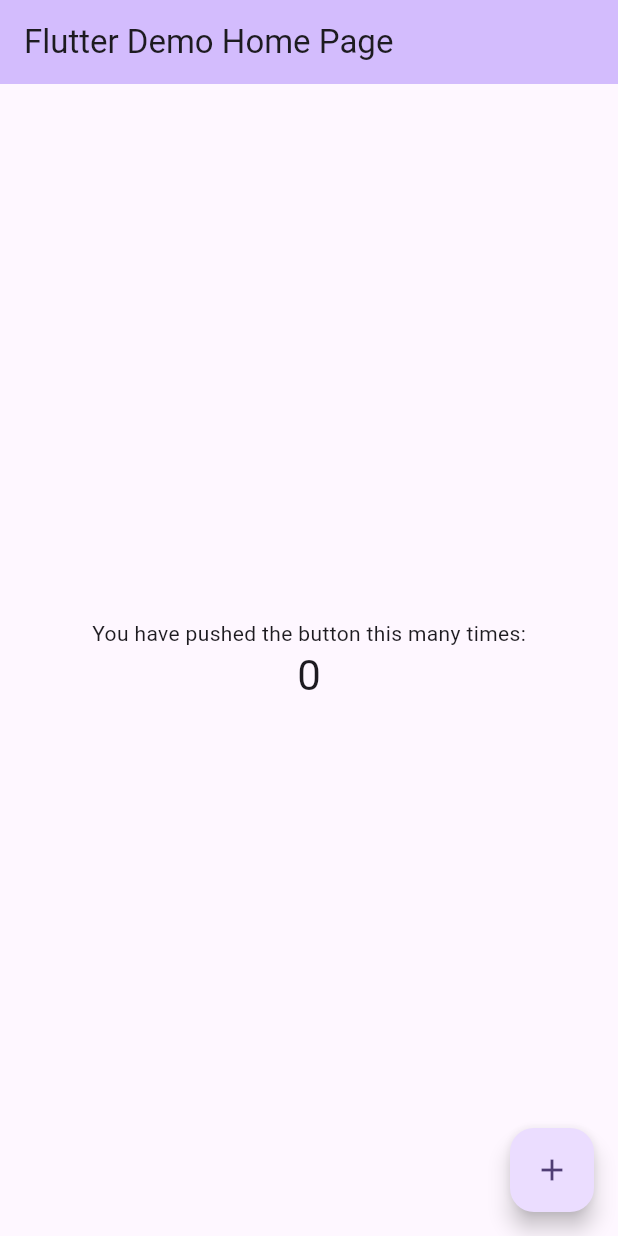
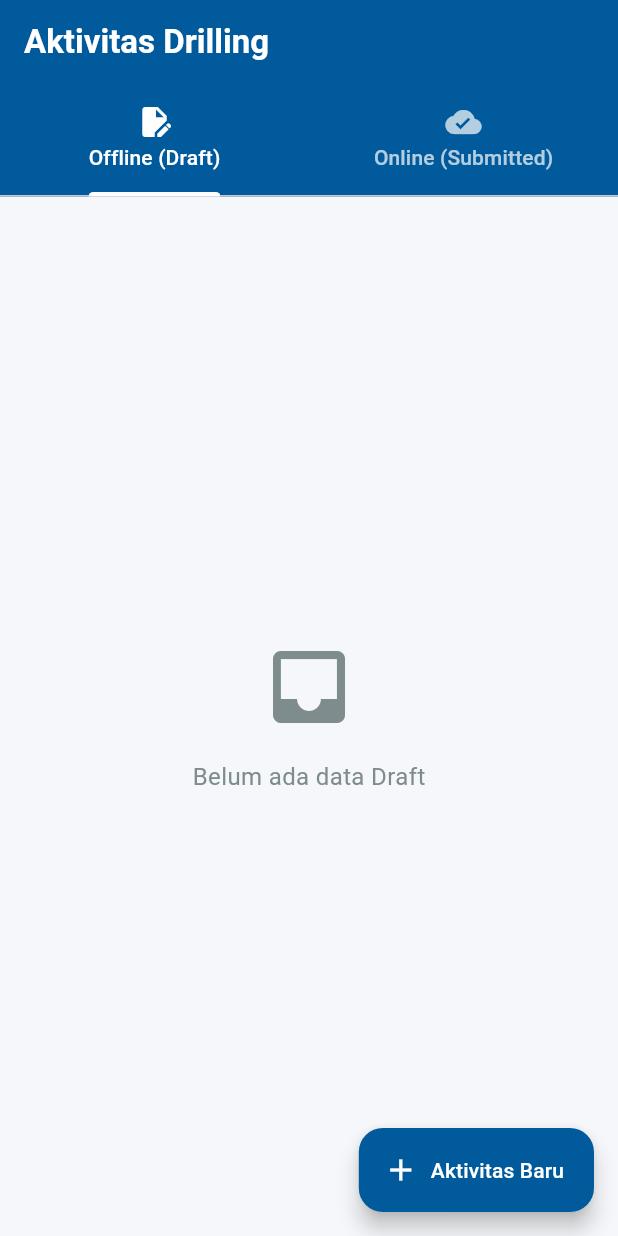
Before and after one commit to ersandi15/Safepedia-Drilling-App, a Flutter app: the screen it shows after launch, on a phone screen of 412 x 824 dp. Run offline on Flutter 3.47's test engine with Material 3 defaults, Android fonts, the phone set to English and light mode, and no system bars; our stand-ins replace get, sqflite; accounts and stored records are empty.

Commit message:
feat: initialize core architecture, sqflite database, and essential dependencies for drilling data management

```diff
--- a/lib/config/app_colors.dart
+++ b/lib/config/app_colors.dart
@@ -0,0 +1,23 @@
+import 'package:flutter/material.dart';
+
+class AppColors {
+  AppColors._();
+
+  // Warna Utama (Brand Safepedia)
+  static const Color primary = Color(0xFF005A9C); // Biru laut dalam
+  static const Color primaryLight = Color(0xFF4FA4FF);
+
+  // Warna Latar & Teks
+  static const Color background = Color(
+    0xFFF5F7FA,
+  ); // Abu-abu terang untuk background
+  static const Color white = Colors.white;
+  static const Color textPrimary = Color(0xFF2C3E50); // Navy gelap untuk judul
+  static const Color textSecondary = Color(
+    0xFF7F8C8D,
+  ); // Abu-abu untuk teks detail
+
+  // Warna Status (Sangat penting untuk membedakan Draft & Submitted)
+  static const Color statusDraft = Color(0xFFF39C12); // Oranye
+  static const Color statusSubmitted = Color(0xFF27AE60); // Hijau
+}
--- a/lib/config/app_pages.dart
+++ b/lib/config/app_pages.dart
@@ -0,0 +1,43 @@
+import 'package:get/get.dart';
+import 'package:safepedia_drilling_app/config/app_routes.dart';
+import 'package:safepedia_drilling_app/features/drilling_form/controller/drilling_form_controller.dart';
+import 'package:safepedia_drilling_app/features/drilling_form/view/ui/drilling_form_view.dart';
+import 'package:safepedia_drilling_app/features/home/controller/home_controller.dart';
+import 'package:safepedia_drilling_app/features/home/view/ui/home_view.dart';
+import 'package:safepedia_drilling_app/features/splash/controller/splash_controller.dart';
+import 'package:safepedia_drilling_app/features/splash/view/ui/splash_view.dart';
+
+class AppPages {
+  AppPages._();
+
+  static List<GetPage> getPages() {
+    return [
+      // Rute Splash Screen
+      GetPage(
+        name: AppRoutes.splash,
+        page: () => const SplashView(),
+        binding: BindingsBuilder(() {
+          Get.put(SplashController());
+        }),
+      ),
+
+      // Rute Home (Beranda dengan Tab Offline & Online)
+      GetPage(
+        name: AppRoutes.home,
+        page: () => const HomeView(),
+        binding: BindingsBuilder(() {
+          Get.lazyPut(() => HomeController());
+        }),
+      ),
+
+      // Rute Form Drilling
+      GetPage(
+        name: AppRoutes.drillingForm,
+        page: () => const DrillingFormView(),
+        binding: BindingsBuilder(() {
+          Get.lazyPut(() => DrillingFormController());
+        }),
+      ),
+    ];
+  }
+}
--- a/lib/config/app_routes.dart
+++ b/lib/config/app_routes.dart
@@ -0,0 +1,7 @@
+class AppRoutes {
+  AppRoutes._();
+
+  static const splash = '/splash';
+  static const home = '/home';
+  static const drillingForm = '/drilling-form';
+}
--- /dev/null
+++ b/lib/features/drilling_form/controller/drilling_form_controller.dart
@@ -0,0 +1,5 @@
+import 'package:get/get.dart';
+
+class DrillingFormController extends GetxController {
+  // Nanti logika sensor, kamera, dan simpan form ada di sini
+}
--- /dev/null
+++ b/lib/features/home/controller/home_controller.dart
@@ -0,0 +1,5 @@
+import 'package:get/get.dart';
+
+class HomeController extends GetxController {
+  // Nanti kita tambahkan logika tab Offline/Online dan ambil data DB di sini
+}
--- /dev/null
+++ b/lib/features/home/view/ui/home_view.dart
@@ -0,0 +1,89 @@
+import 'package:flutter/material.dart';
+import 'package:get/get.dart';
+import '../../../../config/app_routes.dart';
+import '../../../../config/app_colors.dart';
+import '../../controller/home_controller.dart';
+
+class HomeView extends GetView<HomeController> {
+  const HomeView({super.key});
+
+  @override
+  Widget build(BuildContext context) {
+    // Membungkus Scaffold dengan DefaultTabController untuk fitur Tab
+    return DefaultTabController(
+      length: 2,
+      child: Scaffold(
+        backgroundColor: AppColors.background,
+        appBar: AppBar(
+          backgroundColor: AppColors.primary,
+          foregroundColor: AppColors.white, // Warna teks & icon menjadi putih
+          elevation: 0,
+          title: const Text(
+            'Aktivitas Drilling',
+            style: TextStyle(fontWeight: FontWeight.w600),
+          ),
+          bottom: const TabBar(
+            labelColor: AppColors.white,
+            unselectedLabelColor: Colors.white70,
+            indicatorColor: AppColors.white,
+            indicatorWeight: 3.0,
+            tabs: [
+              Tab(icon: Icon(Icons.edit_document), text: 'Offline (Draft)'),
+              Tab(icon: Icon(Icons.cloud_done), text: 'Online (Submitted)'),
+            ],
+          ),
+        ),
+        body: const TabBarView(
+          children: [
+            // Konten Tab 1: Offline (Draft)
+            Center(
+              child: Column(
+                mainAxisAlignment: MainAxisAlignment.center,
+                children: [
+                  Icon(Icons.inbox, size: 64, color: AppColors.textSecondary),
+                  SizedBox(height: 16),
+                  Text(
+                    'Belum ada data Draft',
+                    style: TextStyle(
+                      color: AppColors.textSecondary,
+                      fontSize: 16,
+                    ),
+                  ),
+                ],
+              ),
+            ),
+
+            // Konten Tab 2: Online (Submitted)
+            Center(
+              child: Column(
+                mainAxisAlignment: MainAxisAlignment.center,
+                children: [
+                  Icon(
+                    Icons.cloud_done_outlined,
+                    size: 64,
+                    color: AppColors.textSecondary,
+                  ),
+                  SizedBox(height: 16),
+                  Text(
+                    'Belum ada data API/Submitted',
+                    style: TextStyle(
+                      color: AppColors.textSecondary,
+                      fontSize: 16,
+                    ),
+                  ),
+                ],
+              ),
+            ),
+          ],
+        ),
+        floatingActionButton: FloatingActionButton.extended(
+          onPressed: () => Get.toNamed(AppRoutes.drillingForm),
+          backgroundColor: AppColors.primary,
+          foregroundColor: AppColors.white,
+          icon: const Icon(Icons.add),
+          label: const Text('Aktivitas Baru'),
+        ),
+      ),
+    );
+  }
+}
--- a/lib/main.dart
+++ b/lib/main.dart
@@ -1,122 +1,31 @@
 import 'package:flutter/material.dart';
+import 'package:get/get.dart';
+import 'package:safepedia_drilling_app/config/app_pages.dart';
+import 'package:safepedia_drilling_app/config/app_routes.dart';
+import 'package:safepedia_drilling_app/core/database/db_provider.dart';
 
-void main() {
+void main() async {
+  // Pastikan binding Flutter sudah terinisialisasi sebelum mengakses hardware/database
+  WidgetsFlutterBinding.ensureInitialized();
+
+  // Inisialisasi Database SQLite
+  await DbProvider.initDb();
+
   runApp(const MyApp());
 }
 
 class MyApp extends StatelessWidget {
   const MyApp({super.key});
 
-  // This widget is the root of your application.
   @override
   Widget build(BuildContext context) {
-    return MaterialApp(
-      title: 'Flutter Demo',
-      theme: ThemeData(
-        // This is the theme of your application.
-        //
-        // TRY THIS: Try running your application with "flutter run". You'll see
-        // the application has a purple toolbar. Then, without quitting the app,
-        // try changing the seedColor in the colorScheme below to Colors.green
-        // and then invoke "hot reload" (save your changes or press the "hot
-        // reload" button in a Flutter-supported IDE, or press "r" if you used
-        // the command line to start the app).
-        //
-        // Notice that the counter didn't reset back to zero; the application
-        // state is not lost during the reload. To reset the state, use hot
-        // restart instead.
-        //
-        // This works for code too, not just values: Most code changes can be
-        // tested with just a hot reload.
-        colorScheme: .fromSeed(seedColor: Colors.deepPurple),
-      ),
-      home: const MyHomePage(title: 'Flutter Demo Home Page'),
+    return GetMaterialApp(
+      title: 'Safepedia Drilling App',
+      debugShowCheckedModeBanner: false,
+      theme: ThemeData(primarySwatch: Colors.blue, useMaterial3: true),
+      // Nanti kita arahkan ke AppPages.INITIAL (Splash/Home)
+      initialRoute: AppRoutes.splash,
+      getPages: AppPages.getPages(),
     );
   }
 }
-
-class MyHomePage extends StatefulWidget {
-  const MyHomePage({super.key, required this.title});
-
-  // This widget is the home page of your application. It is stateful, meaning
-  // that it has a State object (defined below) that contains fields that affect
-  // how it looks.
-
-  // This class is the configuration for the state. It holds the values (in this
-  // case the title) provided by the parent (in this case the App widget) and
-  // used by the build method of the State. Fields in a Widget subclass are
-  // always marked "final".
-
-  final String title;
-
-  @override
-  State<MyHomePage> createState() => _MyHomePageState();
-}
-
-class _MyHomePageState extends State<MyHomePage> {
-  int _counter = 0;
-
-  void _incrementCounter() {
-    setState(() {
-      // This call to setState tells the Flutter framework that something has
-      // changed in this State, which causes it to rerun the build method below
-      // so that the display can reflect the updated values. If we changed
-      // _counter without calling setState(), then the build method would not be
-      // called again, and so nothing would appear to happen.
-      _counter++;
-    });
-  }
-
-  @override
-  Widget build(BuildContext context) {
-    // This method is rerun every time setState is called, for instance as done
-    // by the _incrementCounter method above.
-    //
-    // The Flutter framework has been optimized to make rerunning build methods
-    // fast, so that you can just rebuild anything that needs updating rather
-    // than having to individually change instances of widgets.
-    return Scaffold(
-      appBar: AppBar(
-        // TRY THIS: Try changing the color here to a specific color (to
-        // Colors.amber, perhaps?) and trigger a hot reload to see the AppBar
-        // change color while the other colors stay the same.
-        backgroundColor: Theme.of(context).colorScheme.inversePrimary,
-        // Here we take the value from the MyHomePage object that was created by
-        // the App.build method, and use it to set our appbar title.
-        title: Text(widget.title),
-      ),
-      body: Center(
-        // Center is a layout widget. It takes a single child and positions it
-        // in the middle of the parent.
-        child: Column(
-          // Column is also a layout widget. It takes a list of children and
-          // arranges them vertically. By default, it sizes itself to fit its
-          // children horizontally, and tries to be as tall as its parent.
-          //
-          // Column has various properties to control how it sizes itself and
-          // how it positions its children. Here we use mainAxisAlignment to
-          // center the children vertically; the main axis here is the vertical
-          // axis because Columns are vertical (the cross axis would be
-          // horizontal).
-          //
-          // TRY THIS: Invoke "debug painting" (choose the "Toggle Debug Paint"
-          // action in the IDE, or press "p" in the console), to see the
-          // wireframe for each widget.
-          mainAxisAlignment: .center,
-          children: [
-            const Text('You have pushed the button this many times:'),
-            Text(
-              '$_counter',
-              style: Theme.of(context).textTheme.headlineMedium,
-            ),
-          ],
-        ),
-      ),
-      floatingActionButton: FloatingActionButton(
-        onPressed: _incrementCounter,
-        tooltip: 'Increment',
-        child: const Icon(Icons.add),
-      ),
-    );
-  }
-}
```
Also changed, not shown: lib/core/database/db_provider.dart (+41 -0 lines), lib/features/drilling_form/view/ui/drilling_form_view.dart (added, +17 -0 lines), lib/features/home/models/drilling_activity_model.dart (added, +65 -0 lines), lib/features/splash/controller/splash_controller.dart (added, +13 -0 lines), lib/features/splash/view/ui/splash_view.dart (added, +20 -0 lines), pubspec.yaml (+7 -0 lines), pubspec.lock, 11 other files.
